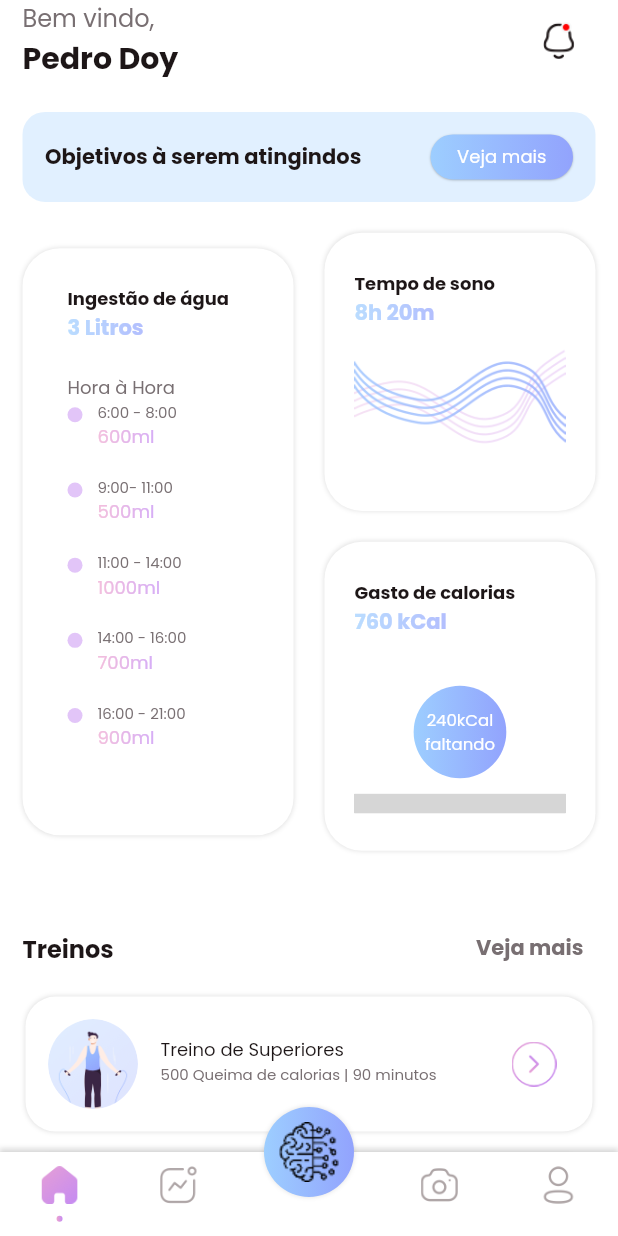
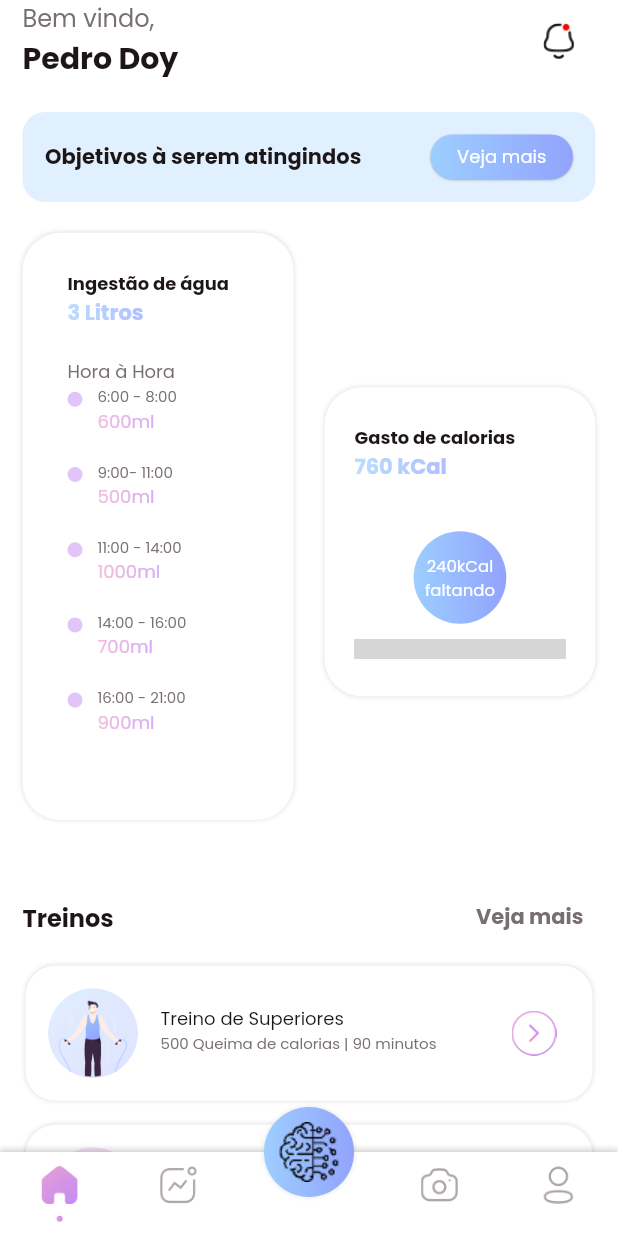
Before and after one commit to leonardofabriziogarcia/FitnessPlus, a Flutter app: the screen it shows after launch, on a phone screen of 412 x 824 dp. Run offline on Flutter 3.47's test engine with Material 2 defaults, Android fonts, the phone set to English and light mode, and no system bars; our stand-ins replace animated_toggle_switch, carousel_slider, fl_chart, readmore, scrollable_positioned_list; missing offline and left inert: dotted_dashed_line, simple_animation_progress_bar; key blocks and very long unbroken strings in the code were emptied for the run; grey boxes are pictures that could not be loaded.

Commit message:
Página inicial

```diff
--- a/lib/view/home/home_view.dart
+++ b/lib/view/home/home_view.dart
@@ -330,51 +330,6 @@ class _HomeViewState extends State<HomeView> {
                       mainAxisAlignment: MainAxisAlignment.start,
                       mainAxisSize: MainAxisSize.min,
                       children: [
-                        Container(
-                          width: double.maxFinite,
-                          height: media.width * 0.45,
-                          padding: const EdgeInsets.symmetric(
-                              vertical: 25, horizontal: 20),
-                          decoration: BoxDecoration(
-                              color: Colors.white,
-                              borderRadius: BorderRadius.circular(25),
-                              boxShadow: const [
-                                BoxShadow(color: Colors.black12, blurRadius: 2)
-                              ]),
-                          child: Column(
-                              crossAxisAlignment: CrossAxisAlignment.start,
-                              children: [
-                                Text(
-                                  "Tempo de sono",
-                                  style: TextStyle(
-                                      color: TColor.black,
-                                      fontSize: 12,
-                                      fontWeight: FontWeight.w700),
-                                ),
-                                ShaderMask(
-                                  blendMode: BlendMode.srcIn,
-                                  shaderCallback: (bounds) {
-                                    return LinearGradient(
-                                            colors: TColor.primaryG,
-                                            begin: Alignment.centerLeft,
-                                            end: Alignment.centerRight)
-                                        .createShader(Rect.fromLTRB(
-                                            0, 0, bounds.width, bounds.height));
-                                  },
-                                  child: Text(
-                                    "8h 20m",
-                                    style: TextStyle(
-                                        color: TColor.white.withOpacity(0.7),
-                                        fontWeight: FontWeight.w700,
-                                        fontSize: 14),
-                                  ),
-                                ),
-                                const Spacer(),
-                                Image.asset("assets/img/sleep_grap.png",
-                                    width: double.maxFinite,
-                                    fit: BoxFit.fitWidth)
-                              ]),
-                        ),
                         SizedBox(
                           height: media.width * 0.05,
                         ),
```
Also changed, not shown: 4 other files.
